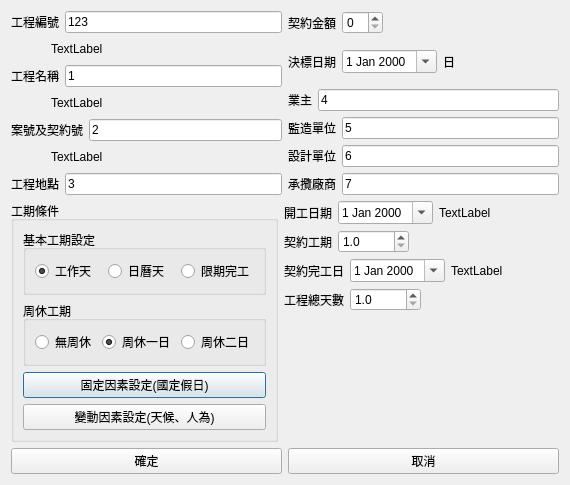
Before: the Qt Designer form Python/QtCreateProjectDialog.ui in foxking0416/HuachunDailyReport2024, drawn with Qt 5.
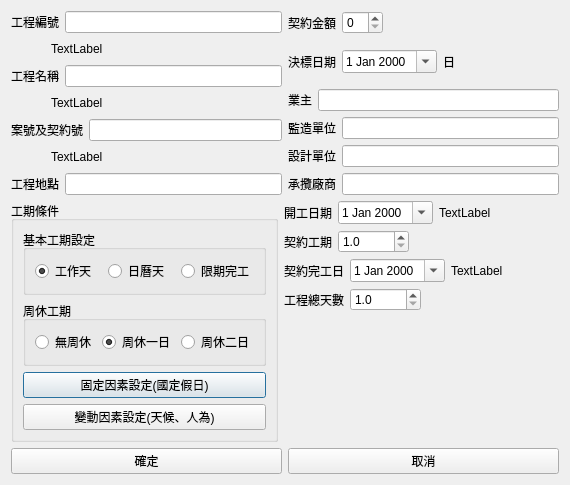
After: the same form once the commit is applied.

Commit message: 編輯project data

What changed in the file:
```diff
--- a/Python/QtCreateProjectDialog.ui
+++ b/Python/QtCreateProjectDialog.ui
@@ -34,7 +34,7 @@
              <item>
               <widget class="QLineEdit" name="qtProjectNumberLineEdit">
                <property name="text">
-                <string>123</string>
+                <string/>
                </property>
               </widget>
              </item>
@@ -89,7 +89,7 @@
                <item>
                 <widget class="QLineEdit" name="qtProjectNameLineEdit">
                  <property name="text">
-                  <string>1</string>
+                  <string/>
                  </property>
                 </widget>
                </item>
@@ -146,7 +146,7 @@
                <item>
                 <widget class="QLineEdit" name="qtContractNumberLineEdit">
                  <property name="text">
-                  <string>2</string>
+                  <string/>
                  </property>
                 </widget>
                </item>
@@ -197,7 +197,7 @@
          <item>
           <widget class="QLineEdit" name="qtProjectLocationLineEdit">
            <property name="text">
-            <string>3</string>
+            <string/>
            </property>
           </widget>
          </item>
@@ -284,7 +284,7 @@
          <item>
           <widget class="QLineEdit" name="qtOwnerLineEdit">
            <property name="text">
-            <string>4</string>
+            <string/>
            </property>
           </widget>
          </item>
@@ -302,7 +302,7 @@
          <item>
           <widget class="QLineEdit" name="qtSupervisorLineEdit">
            <property name="text">
-            <string>5</string>
+            <string/>
            </property>
           </widget>
          </item>
@@ -320,7 +320,7 @@
          <item>
           <widget class="QLineEdit" name="qtDesignerLineEdit">
            <property name="text">
-            <string>6</string>
+            <string/>
            </property>
           </widget>
          </item>
@@ -338,7 +338,7 @@
          <item>
           <widget class="QLineEdit" name="qtContractorLineEdit">
            <property name="text">
-            <string>7</string>
+            <string/>
            </property>
           </widget>
          </item>
```
The commit also changes 2 other files.
